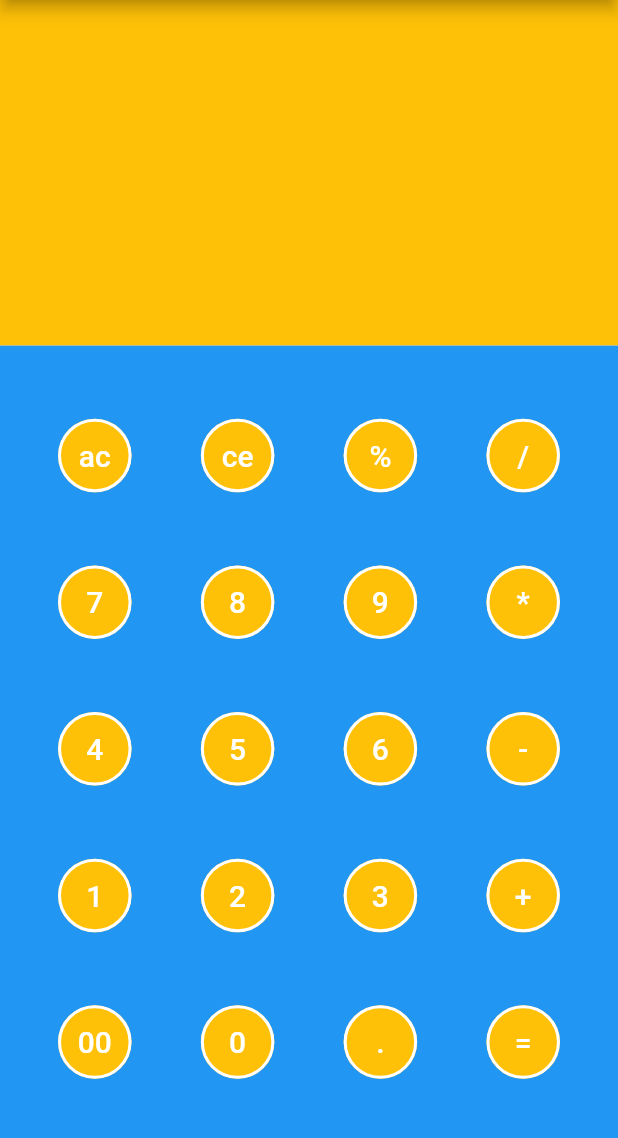
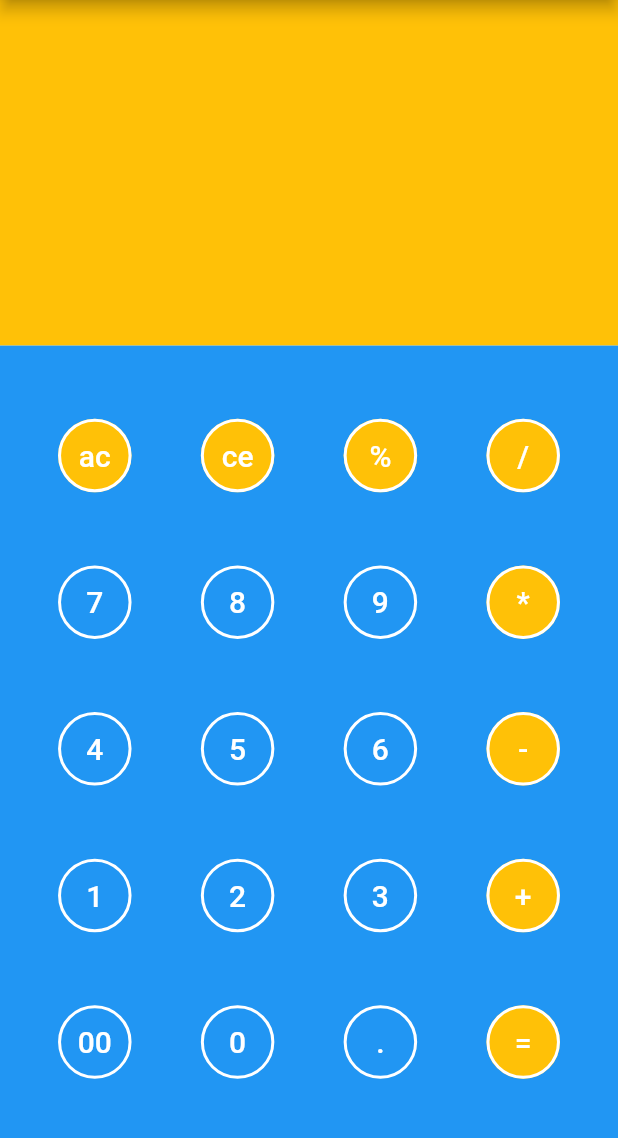
Before and after one commit to Milad-heydarloo/calculator_app, a Flutter app: the screen it shows after launch, on a phone screen of 412 x 824 dp, the part 84-1222 px from its top. Run offline on Flutter 3.47's test engine with Material 2 defaults, Android fonts, the phone set to English and light mode, and no system bars.

Commit message:
Method is_operatour for  background button

```diff
--- a/lib/widgetsa/widgetsa_clss.dart
+++ b/lib/widgetsa/widgetsa_clss.dart
@@ -1,13 +1,32 @@
 import 'package:flutter/cupertino.dart';
 import 'package:flutter/material.dart';
-
+Color get_body_but(String txt) {
+  //inja age text shabih on list bashe
+  //amber bar migardeh nabashe abi
+  if (is_operatour(txt)) {
+    return Colors.amber;
+  }
+  return Colors.blue;
+}
+//in method ye vorodi migireh az jaii ke seda mishe
+//to list check mikoneh age bashe
+//true bar migardoneh
+bool is_operatour(String txt) {
+  var lis = ['ac', 'ce', '%', '/', '*', '-', '+', '='];
+  for (var li in lis) {
+    if (li == txt) {
+      return true;
+    }
+  }
+  return false;
+}
 Widget getbody(String t1, String t2, String t3, String t4) {
   return Row(
     mainAxisAlignment: MainAxisAlignment.spaceEvenly,
     children: [
       TextButton(
         style: TextButton.styleFrom(
-          backgroundColor: Colors.amber,
+          backgroundColor: get_body_but('$t1'),
 
             shape: CircleBorder(side: BorderSide(width: 2,color: Colors.white))),
         onPressed: () {},
@@ -23,7 +42,7 @@ Widget getbody(String t1, String t2, String t3, String t4) {
       TextButton(
 
         style: TextButton.styleFrom(
-          backgroundColor: Colors.amber,
+            backgroundColor: get_body_but('$t2'),
             shape: CircleBorder(side: BorderSide(width: 2,color: Colors.white))),
         onPressed: () {},
         child: Padding(
@@ -38,7 +57,7 @@ Widget getbody(String t1, String t2, String t3, String t4) {
       TextButton(
         style: TextButton.styleFrom(
 
-          backgroundColor: Colors.amber,
+          backgroundColor: get_body_but('$t3'),
           shape: CircleBorder(
             side: BorderSide(
               width: 2,
@@ -60,7 +79,7 @@ Widget getbody(String t1, String t2, String t3, String t4) {
       ),
       TextButton(
         style: TextButton.styleFrom(
-          backgroundColor: Colors.amber,
+          backgroundColor: get_body_but('$t4'),
           shape: CircleBorder(
             side: BorderSide(width: 2,color: Colors.white),
           ),
```
Also changed, not shown: lib/main.dart (+10 -10 lines).
